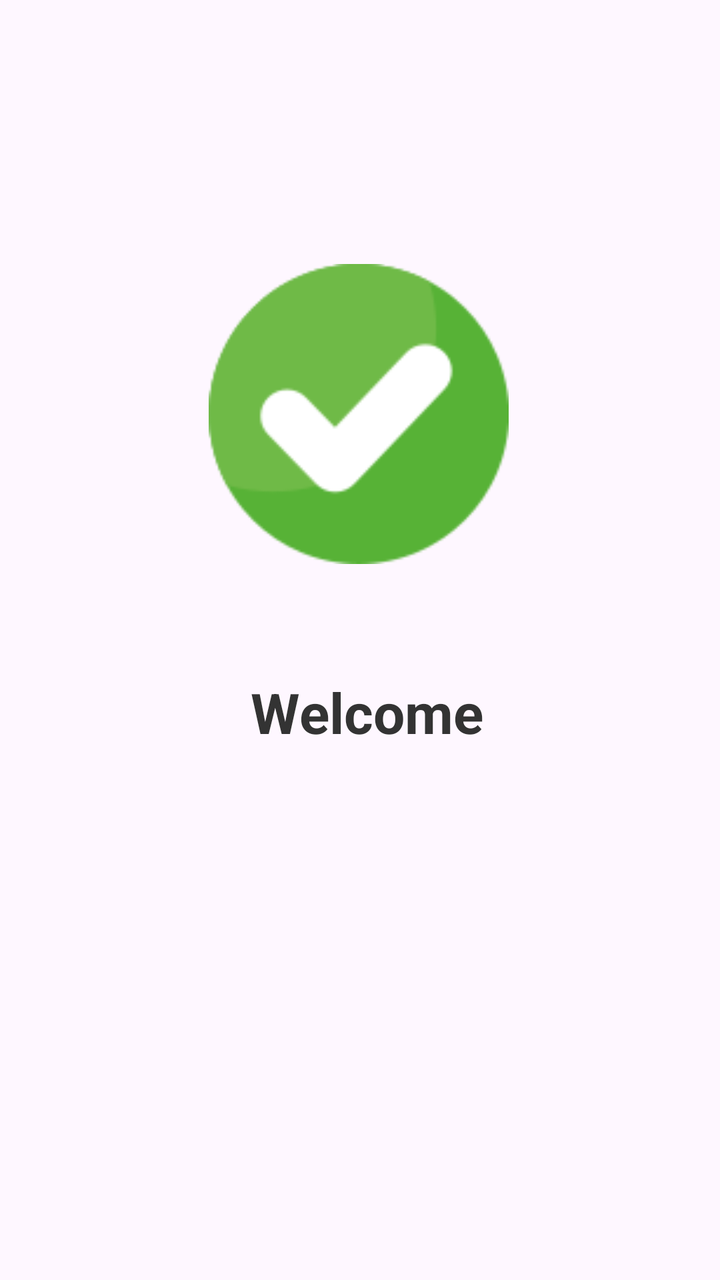
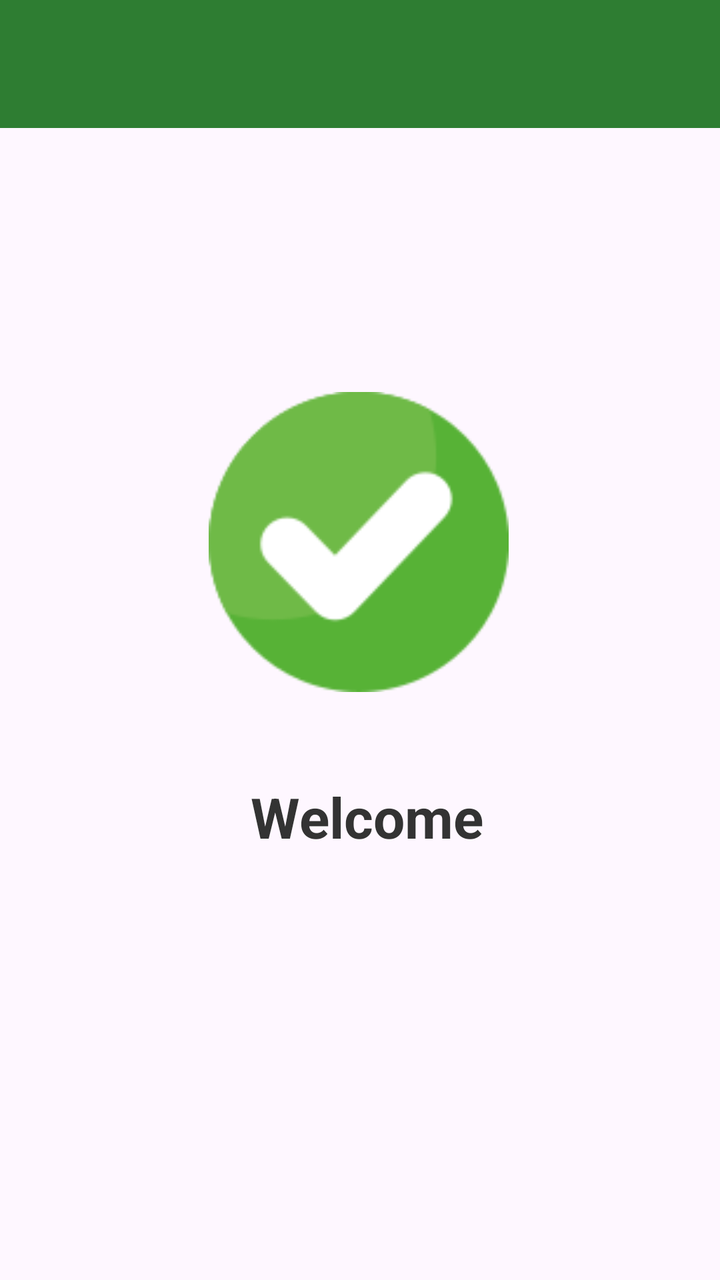

Compare the two renders of this Android layout. The source of the first and the diff that turns it into the second are given below.
<!-- AndroidManifest.xml: application theme Theme.Exaudinebula -->
<!-- res/layout/activity_login_result.xml -->
<?xml version="1.0" encoding="utf-8"?>
<androidx.constraintlayout.widget.ConstraintLayout
    xmlns:android="http://schemas.android.com/apk/res/android"
    xmlns:app="http://schemas.android.com/apk/res-auto"
    xmlns:tools="http://schemas.android.com/tools"
    android:id="@+id/main_result"
    android:layout_width="match_parent"
    android:layout_height="match_parent"
    android:padding="20dp">

    <TextView
        android:id="@+id/tvWelcome"
        android:layout_width="wrap_content"
        android:layout_height="wrap_content"
        android:text="Welcome"
        android:textAlignment="center"
        android:textColor="#333333"
        android:textSize="28sp"
        android:textStyle="bold"
        app:layout_constraintBottom_toBottomOf="parent"
        app:layout_constraintEnd_toEndOf="parent"
        app:layout_constraintHorizontal_bias="0.517"
        app:layout_constraintStart_toStartOf="parent"
        app:layout_constraintTop_toBottomOf="@+id/imageView"
        app:layout_constraintVertical_bias="0.184" />

    <ImageView
        android:id="@+id/imageView"
        android:layout_width="150dp"  android:layout_height="150dp"
        android:layout_marginTop="112dp"

        android:src="@drawable/ceklis"

        app:layout_constraintEnd_toEndOf="parent"
        app:layout_constraintHorizontal_bias="0.497"
        app:layout_constraintStart_toStartOf="parent"
        app:layout_constraintTop_toTopOf="parent" />

</androidx.constraintlayout.widget.ConstraintLayout>
<!-- resources referenced by this layout -->
<resources>
  <!-- drawable ceklis: png bitmap (drawable, 5161 bytes) -->
  <style name="Theme.Exaudinebula" parent="Base.Theme.Exaudinebula" />
  <style name="Base.Theme.Exaudinebula" parent="Theme.Material3.DayNight.NoActionBar">
          
          
      </style>
</resources>

<!-- the commit's change to res/layout/activity_login_result.xml (unified diff, before → after) -->
@@ -1,39 +1,52 @@
 <?xml version="1.0" encoding="utf-8"?>
-<androidx.constraintlayout.widget.ConstraintLayout
+<LinearLayout
     xmlns:android="http://schemas.android.com/apk/res/android"
     xmlns:app="http://schemas.android.com/apk/res-auto"
-    xmlns:tools="http://schemas.android.com/tools"
-    android:id="@+id/main_result"
     android:layout_width="match_parent"
     android:layout_height="match_parent"
-    android:padding="20dp">
+    android:orientation="vertical">
 
-    <TextView
-        android:id="@+id/tvWelcome"
-        android:layout_width="wrap_content"
-        android:layout_height="wrap_content"
-        android:text="Welcome"
-        android:textAlignment="center"
-        android:textColor="#333333"
-        android:textSize="28sp"
-        android:textStyle="bold"
-        app:layout_constraintBottom_toBottomOf="parent"
-        app:layout_constraintEnd_toEndOf="parent"
-        app:layout_constraintHorizontal_bias="0.517"
-        app:layout_constraintStart_toStartOf="parent"
-        app:layout_constraintTop_toBottomOf="@+id/imageView"
-        app:layout_constraintVertical_bias="0.184" />
+    
+    <androidx.appcompat.widget.Toolbar
+        android:id="@+id/toolbarLoginResult"
+        android:layout_width="match_parent"
+        android:layout_height="?attr/actionBarSize"
+        android:background="@color/toolbar_background"
+        android:titleTextColor="@color/toolbar_title"
+        android:title="Hasil Login" />
 
-    <ImageView
-        android:id="@+id/imageView"
-        android:layout_width="150dp"  android:layout_height="150dp"
-        android:layout_marginTop="112dp"
+    <androidx.constraintlayout.widget.ConstraintLayout
+        android:id="@+id/main_result"
+        android:layout_width="match_parent"
+        android:layout_height="match_parent"
+        android:padding="20dp">
 
-        android:src="@drawable/ceklis"
+        <TextView
+            android:id="@+id/tvWelcome"
+            android:layout_width="wrap_content"
+            android:layout_height="wrap_content"
+            android:text="Welcome"
+            android:textAlignment="center"
+            android:textColor="#333333"
+            android:textSize="28sp"
+            android:textStyle="bold"
+            app:layout_constraintBottom_toBottomOf="parent"
+            app:layout_constraintEnd_toEndOf="parent"
+            app:layout_constraintHorizontal_bias="0.517"
+            app:layout_constraintStart_toStartOf="parent"
+            app:layout_constraintTop_toBottomOf="@+id/imageView"
+            app:layout_constraintVertical_bias="0.184" />
 
-        app:layout_constraintEnd_toEndOf="parent"
-        app:layout_constraintHorizontal_bias="0.497"
-        app:layout_constraintStart_toStartOf="parent"
-        app:layout_constraintTop_toTopOf="parent" />
+        <ImageView
+            android:id="@+id/imageView"
+            android:layout_width="150dp"
+            android:layout_height="150dp"
+            android:layout_marginTop="112dp"
+            android:src="@drawable/ceklis"
+            app:layout_constraintEnd_toEndOf="parent"
+            app:layout_constraintHorizontal_bias="0.497"
+            app:layout_constraintStart_toStartOf="parent"
+            app:layout_constraintTop_toTopOf="parent" />
 
-</androidx.constraintlayout.widget.ConstraintLayout>
+    </androidx.constraintlayout.widget.ConstraintLayout>
+</LinearLayout>
<!-- resource entries referenced after the edit -->
@@ -1,5 +1,7 @@
 <!-- resources referenced by this layout -->
 <resources>
+  <color name="toolbar_background">#2E7D32</color>
+  <color name="toolbar_title">#FFFFFF</color>
   <!-- drawable ceklis: png bitmap (drawable, 5161 bytes) -->
   <style name="Theme.Exaudinebula" parent="Base.Theme.Exaudinebula" />
   <style name="Base.Theme.Exaudinebula" parent="Theme.Material3.DayNight.NoActionBar">
